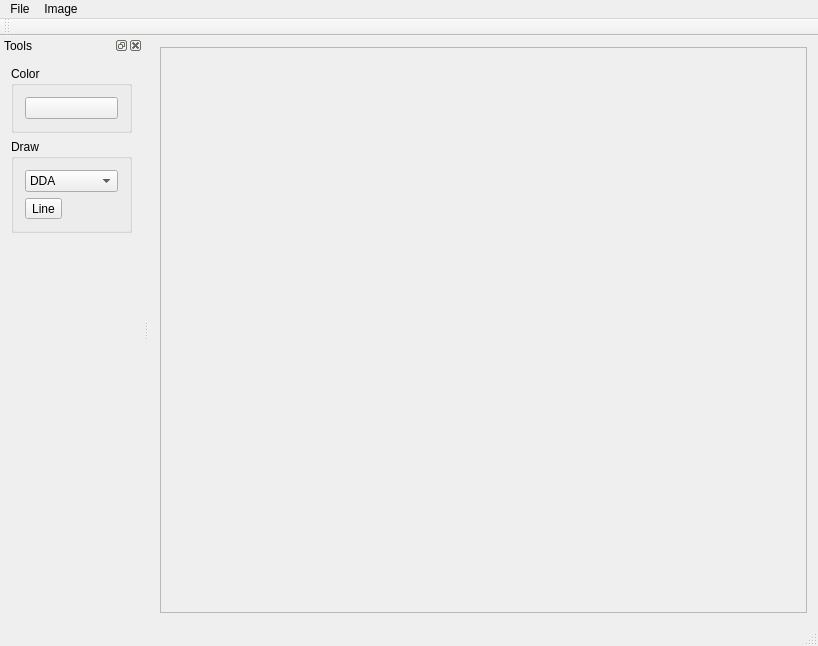
Old version of the form ImageViewer_template/src/ImageViewer.ui in the repository JuliaChsherb/3D.
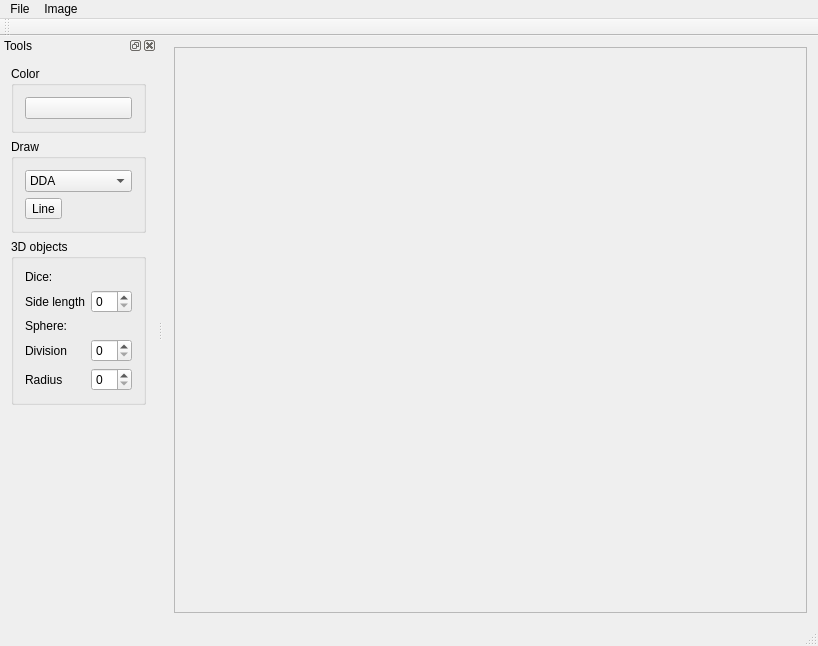
New version of the form.

Commit message: Adjust UI dimensions and add 3D objects group

```diff
--- a/ImageViewer_template/src/ImageViewer.ui
+++ b/ImageViewer_template/src/ImageViewer.ui
@@ -25,8 +25,8 @@
         <rect>
          <x>0</x>
          <y>0</y>
-         <width>679</width>
-         <height>571</height>
+         <width>644</width>
+         <height>566</height>
         </rect>
        </property>
       </widget>
@@ -141,6 +141,59 @@
        </layout>
       </widget>
      </item>
+     <item>
+      <widget class="QGroupBox" name="groupBox_3">
+       <property name="title">
+        <string>3D objects</string>
+       </property>
+       <layout class="QGridLayout" name="gridLayout_2">
+        <item row="1" column="2">
+         <widget class="QSpinBox" name="spinBoxDiceLenght"/>
+        </item>
+        <item row="3" column="1">
+         <widget class="QLabel" name="label_5">
+          <property name="text">
+           <string>Division</string>
+          </property>
+         </widget>
+        </item>
+        <item row="2" column="1">
+         <widget class="QLabel" name="label_3">
+          <property name="text">
+           <string>Sphere:</string>
+          </property>
+         </widget>
+        </item>
+        <item row="0" column="1">
+         <widget class="QLabel" name="label_2">
+          <property name="text">
+           <string>Dice:</string>
+          </property>
+         </widget>
+        </item>
+        <item row="4" column="2">
+         <widget class="QSpinBox" name="spinBoxSphereRadius"/>
+        </item>
+        <item row="4" column="1">
+         <widget class="QLabel" name="label_4">
+          <property name="text">
+           <string>Radius</string>
+          </property>
+         </widget>
+        </item>
+        <item row="3" column="2">
+         <widget class="QSpinBox" name="spinBoxSphereDivision"/>
+        </item>
+        <item row="1" column="1">
+         <widget class="QLabel" name="label">
+          <property name="text">
+           <string>Side length</string>
+          </property>
+         </widget>
+        </item>
+       </layout>
+      </widget>
+     </item>
      <item>
       <spacer name="verticalSpacer">
        <property name="orientation">
```
Left out of the diff: 6 changed lines with no effect on the pictures.
